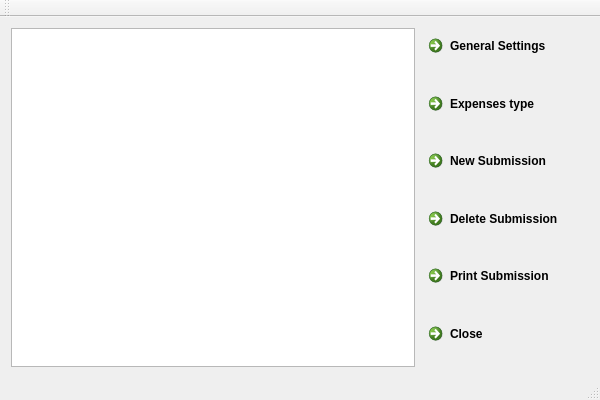
First picture: the form in mainwindow.ui, repository xeonn/exclaim, before the edit.
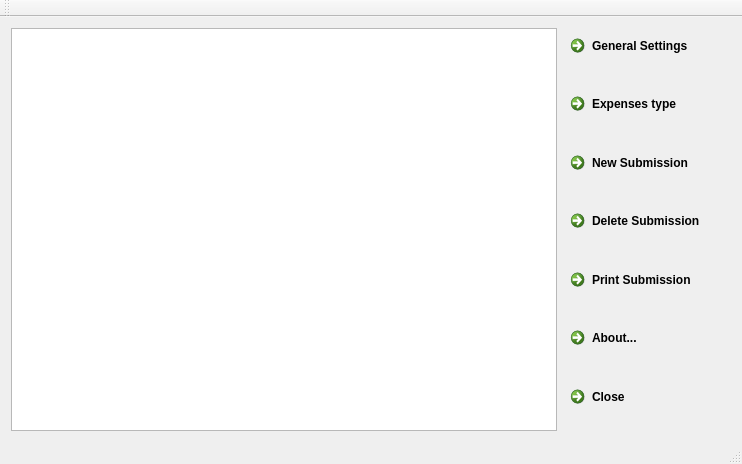
Second picture: the form after the edit.

Commit message: Added About dialog.

Patch:
```diff
--- a/mainwindow.ui
+++ b/mainwindow.ui
@@ -6,8 +6,8 @@
    <rect>
     <x>0</x>
     <y>0</y>
-    <width>600</width>
-    <height>400</height>
+    <width>742</width>
+    <height>464</height>
    </rect>
   </property>
   <property name="windowTitle">
@@ -58,6 +58,13 @@
         </property>
        </widget>
       </item>
+      <item>
+       <widget class="QCommandLinkButton" name="bnAbout">
+        <property name="text">
+         <string>About...</string>
+        </property>
+       </widget>
+      </item>
       <item>
        <widget class="QCommandLinkButton" name="bnClose">
         <property name="text">
```
Left out of the diff: 2 changed lines with no effect on the pictures. The commit also changes 6 other files.
